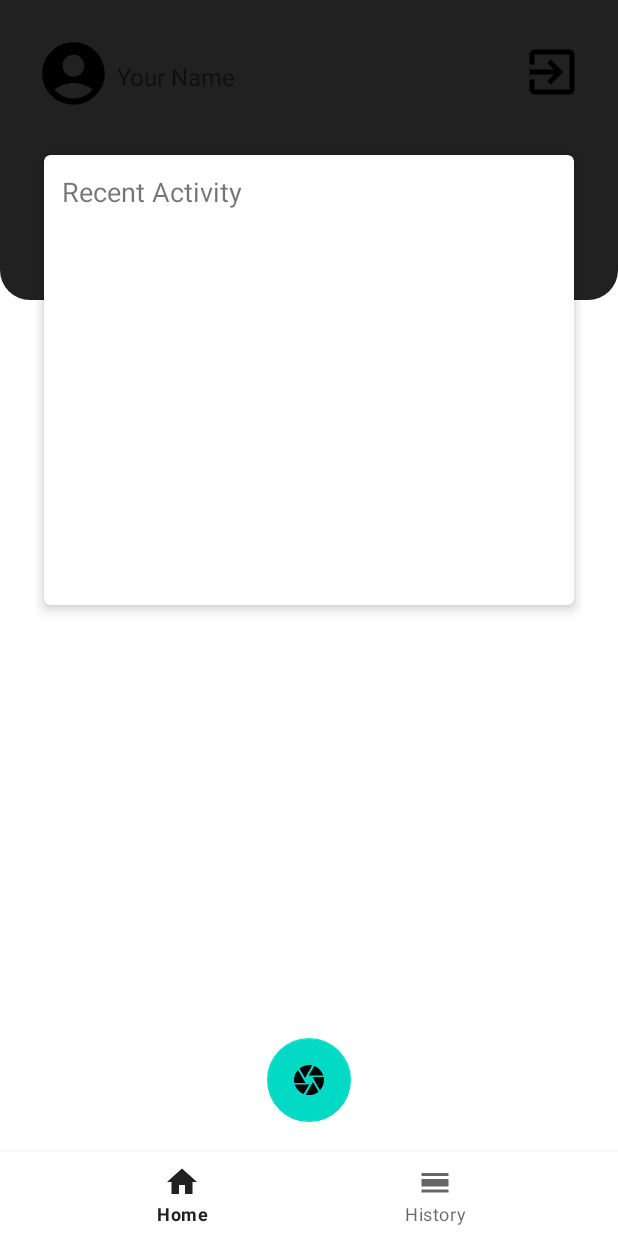
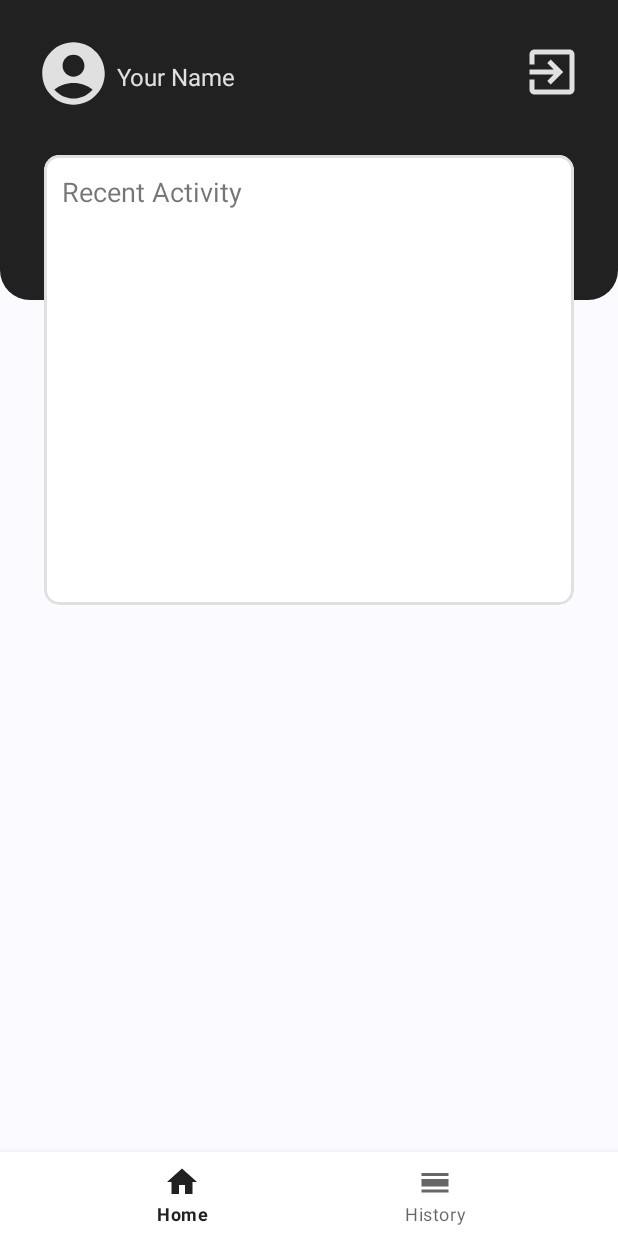
Before and after one commit to silang-C241-PS520/silang-mobdev, an Android app: the HomeFragment screen opened directly, with no data from a screen before it, on a phone screen of 412 x 824 dp. Run offline under Robolectric (Android 15) with nearby library versions, the phone set to English and light mode, and no system bars; our stand-ins replace navigation-ui; 2 statements that could not run were skipped.

Commit message:
Adjust Color on Home Fragment

```diff
--- a/app/src/main/res/layout/fragment_home.xml
+++ b/app/src/main/res/layout/fragment_home.xml
@@ -4,6 +4,7 @@
     xmlns:tools="http://schemas.android.com/tools"
     android:layout_width="match_parent"
     android:layout_height="match_parent"
+    android:background="@color/lightgrey"
     tools:context=".ui.home.HomeFragment">
 
     <ImageView
@@ -15,18 +16,6 @@
         app:layout_constraintEnd_toEndOf="parent"
         app:layout_constraintStart_toStartOf="parent"
         app:layout_constraintTop_toTopOf="parent" />
-
-    <com.google.android.material.floatingactionbutton.FloatingActionButton
-        android:id="@+id/fab_translate"
-        android:layout_width="56dp"
-        android:layout_height="56dp"
-        android:layout_marginBottom="76dp"
-        android:contentDescription="@string/fab_translate"
-        android:src="@drawable/ic_fab_camera_24"
-        app:elevation="0dp"
-        app:layout_constraintBottom_toBottomOf="parent"
-        app:layout_constraintEnd_toEndOf="parent"
-        app:layout_constraintStart_toStartOf="parent" />
 
     <LinearLayout
         android:layout_width="match_parent"
@@ -43,6 +32,7 @@
                 android:id="@+id/iv_profile"
                 android:layout_width="50dp"
                 android:layout_height="50dp"
+                app:tint="@color/grey"
                 android:src="@drawable/ic_account_circle_24"
                 app:layout_constraintStart_toStartOf="parent"
                 app:layout_constraintTop_toTopOf="parent" />
@@ -56,6 +46,7 @@
                 android:layout_marginTop="16dp"
                 android:text="Your Name"
                 android:textSize="16sp"
+                android:textColor="@color/grey"
                 app:layout_constraintStart_toEndOf="@+id/iv_profile"
                 app:layout_constraintTop_toTopOf="parent" />
 
@@ -64,6 +55,7 @@
                 android:layout_width="40dp"
                 android:layout_height="40dp"
                 android:layout_marginTop="4dp"
+                app:tint="@color/grey"
                 android:src="@drawable/baseline_exit_to_app_24"
                 app:layout_constraintEnd_toEndOf="parent"
                 app:layout_constraintHorizontal_bias="1.0"
@@ -77,7 +69,10 @@
             android:layout_width="match_parent"
             android:layout_height="300dp"
             android:layout_margin="5dp"
-            app:cardElevation="5dp"
+            app:cardElevation="0dp"
+            app:cardCornerRadius="10dp"
+            app:strokeWidth="2dp"
+            app:strokeColor="@color/grey"
             app:layout_constraintBottom_toBottomOf="parent"
             app:layout_constraintEnd_toEndOf="parent"
             app:layout_constraintStart_toStartOf="parent"
@@ -89,12 +84,20 @@
                 android:orientation="vertical"
                 android:padding="12dp">
 
+                <LinearLayout
+                    android:layout_width="match_parent"
+                    android:layout_height="wrap_content">
+
                 <TextView
                     android:layout_width="match_parent"
                     android:layout_height="wrap_content"
                     android:layout_marginBottom="10dp"
                     android:text="Recent Activity"
                     android:textSize="18sp" />
+
+
+                </LinearLayout>
+
 
                 <androidx.recyclerview.widget.RecyclerView
                     android:layout_width="match_parent"
--- a/app/src/main/res/values/colors.xml
+++ b/app/src/main/res/values/colors.xml
@@ -1,3 +1,5 @@
 <?xml version="1.0" encoding="utf-8"?>
 <resources>
+    <color name="grey">#E0E0E0</color>
+    <color name="lightgrey">#FBFBFF</color>
 </resources>
```
